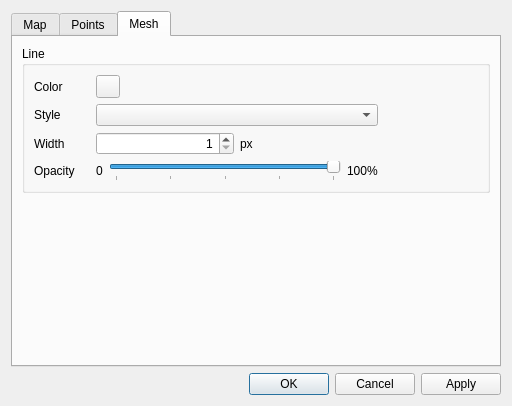
Above: src/ui/grid_layer_attributes_dialog.ui from IPH-ECO/iph-eco-gui before the change. Below: the same form after it.
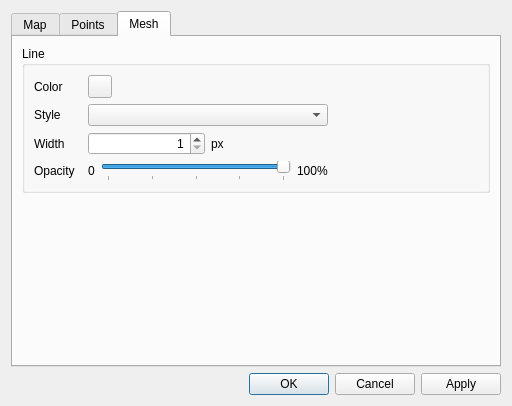
That is the form after the change. The open tabs and pages were chosen to show the change.

Commit message: Fixing style for line style on grid layer attributes dialog

```diff
--- a/src/ui/grid_layer_attributes_dialog.ui
+++ b/src/ui/grid_layer_attributes_dialog.ui
@@ -424,7 +424,7 @@
             </property>
             <property name="sizeHint" stdset="0">
              <size>
-              <width>100</width>
+              <width>150</width>
               <height>20</height>
              </size>
             </property>
```
Left out of the diff: 22 changed lines with no effect on the pictures. The commit also changes 1 other file.
